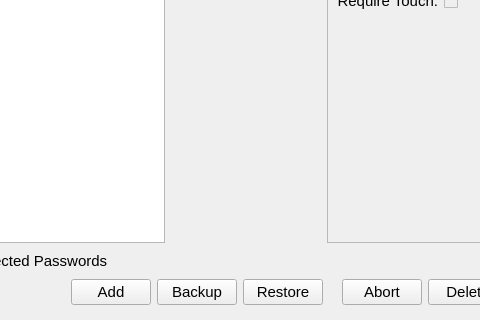
Above: nitrokeyapp/ui/secrets_tab.ui from Nitrokey/nitrokey-app2 before the change; both pictures show x 103 to 583 and y 280 to 600 of the 800 by 600 pixel window. Below: the same form after it.
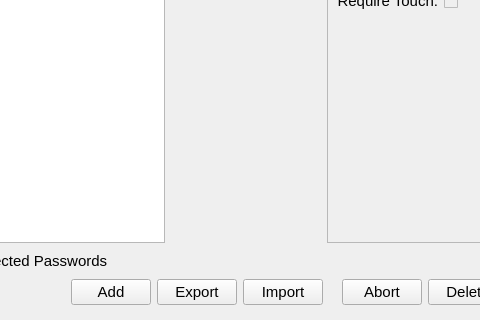
That is the form after the change. Icons and pictures are not drawn.

Commit message: UI Changes done as per last comment

Patch:
```diff
--- a/nitrokeyapp/ui/secrets_tab.ui
+++ b/nitrokeyapp/ui/secrets_tab.ui
@@ -152,7 +152,7 @@
             </font>
             </property>
             <property name="text">
-            <string>Backup</string>
+            <string>Export</string>
             </property>
             <property name="icon">
              <iconset>
@@ -174,7 +174,7 @@
             </font>
             </property>
             <property name="text">
-            <string>Restore</string>
+            <string>Import</string>
             </property>
             <property name="icon">
              <iconset>
```
The commit also changes 1 other file.
